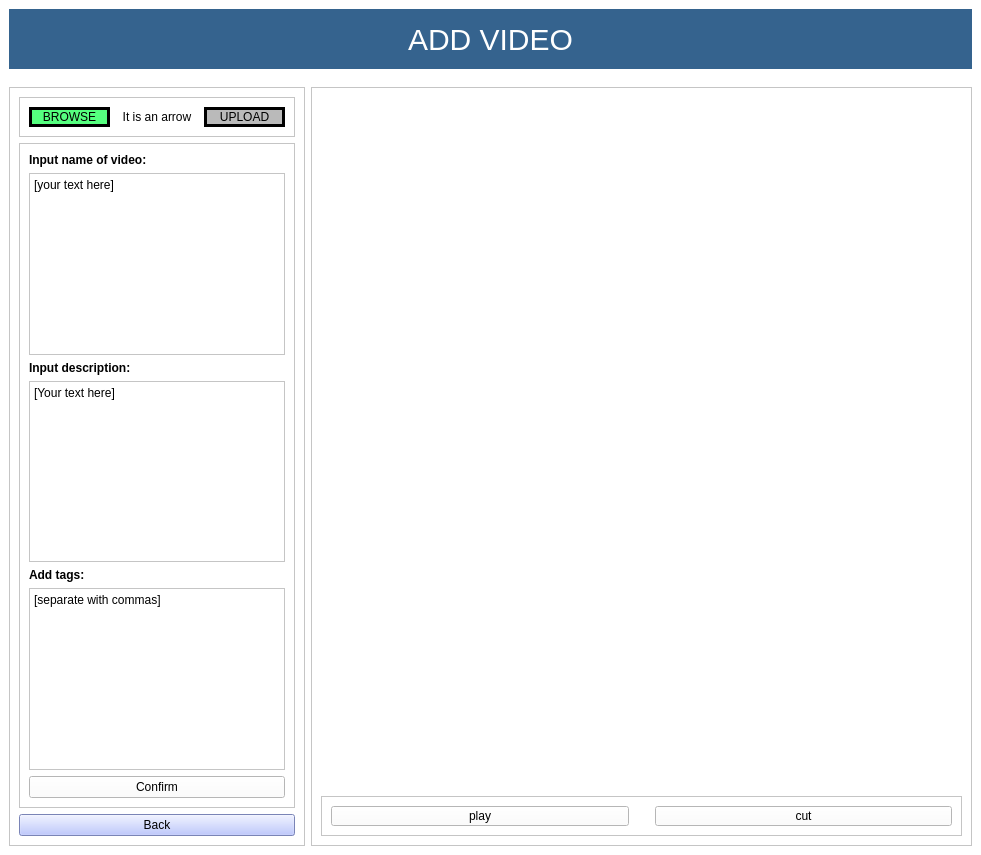
Before: the Qt Designer form copyclare/ui/video_addition.ui in MotionInput/Team14-CopyClare, drawn with Qt 5.
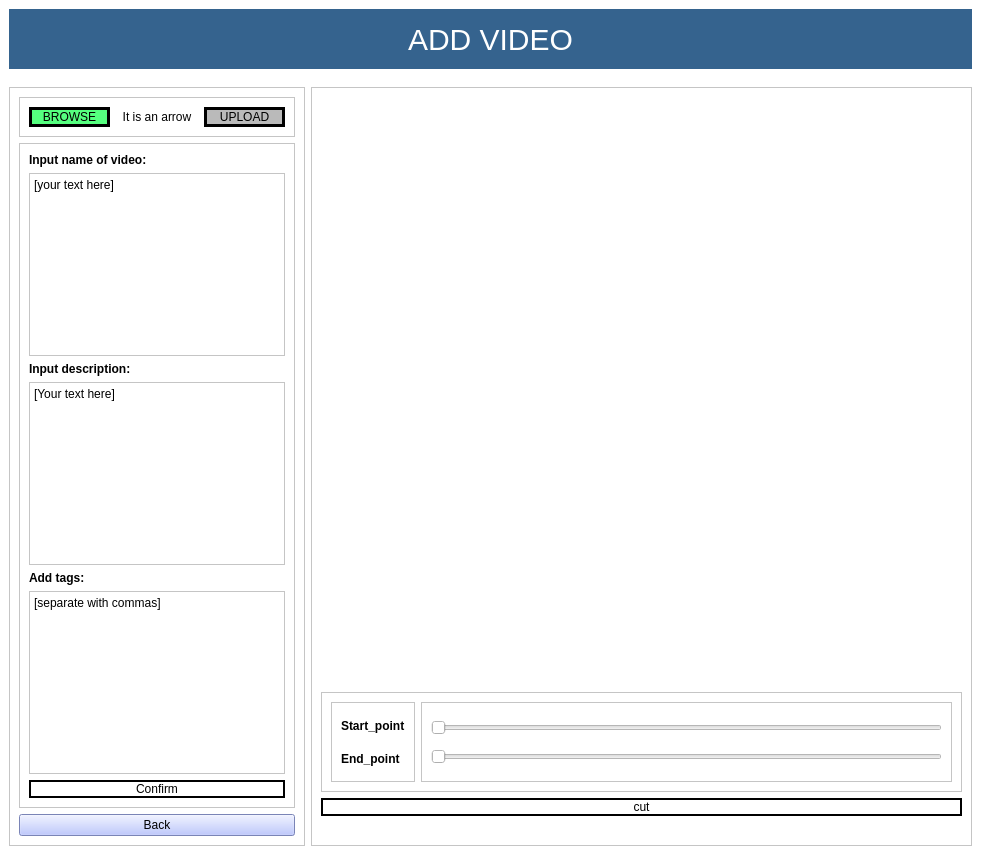
After: the same form once the commit is applied.

Commit message: image finally show up

```diff
--- a/copyclare/ui/video_addition.ui
+++ b/copyclare/ui/video_addition.ui
@@ -361,6 +361,9 @@
                </item>
                <item>
                 <widget class="QPushButton" name="confirm_button">
+                 <property name="styleSheet">
+                  <string notr="true">border: 2px solid;</string>
+                 </property>
                  <property name="text">
                   <string>Confirm</string>
                  </property>
@@ -415,30 +418,23 @@
             </item>
             <item>
              <widget class="QLabel" name="video">
+              <property name="minimumSize">
+               <size>
+                <width>0</width>
+                <height>350</height>
+               </size>
+              </property>
               <property name="text">
                <string/>
               </property>
              </widget>
             </item>
             <item>
-             <spacer name="horizontalSpacer_3">
-              <property name="orientation">
-               <enum>Qt::Horizontal</enum>
-              </property>
-              <property name="sizeHint" stdset="0">
-               <size>
-                <width>40</width>
-                <height>20</height>
-               </size>
-              </property>
-             </spacer>
-            </item>
-            <item>
-             <widget class="QFrame" name="video_button_frame">
+             <widget class="QFrame" name="slider">
               <property name="maximumSize">
                <size>
                 <width>16777215</width>
-                <height>40</height>
+                <height>100</height>
                </size>
               </property>
               <property name="frameShape">
@@ -449,35 +445,108 @@
               </property>
               <layout class="QHBoxLayout" name="horizontalLayout_4">
                <item>
-                <widget class="QPushButton" name="play_button">
-                 <property name="text">
-                  <string>play</string>
-                 </property>
-                </widget>
-               </item>
-               <item>
-                <spacer name="verticalSpacer">
-                 <property name="orientation">
-                  <enum>Qt::Vertical</enum>
-                 </property>
-                 <property name="sizeHint" stdset="0">
+                <widget class="QFrame" name="Slider_title">
+                 <property name="maximumSize">
                   <size>
-                   <width>20</width>
-                   <height>40</height>
+                   <width>100</width>
+                   <height>16777215</height>
                   </size>
                  </property>
-                </spacer>
+                 <property name="frameShape">
+                  <enum>QFrame::StyledPanel</enum>
+                 </property>
+                 <property name="frameShadow">
+                  <enum>QFrame::Raised</enum>
+                 </property>
+                 <layout class="QVBoxLayout" name="verticalLayout_5">
+                  <item>
+                   <widget class="QLabel" name="Start">
+                    <property name="font">
+                     <font>
+                      <pointsize>9</pointsize>
+                      <weight>75</weight>
+                      <bold>true</bold>
+                     </font>
+                    </property>
+                    <property name="text">
+                     <string>Start_point</string>
+                    </property>
+                   </widget>
+                  </item>
+                  <item>
+                   <widget class="QLabel" name="End">
+                    <property name="font">
+                     <font>
+                      <weight>75</weight>
+                      <bold>true</bold>
+                     </font>
+                    </property>
+                    <property name="text">
+                     <string>End_point</string>
+                    </property>
+                   </widget>
+                  </item>
+                 </layout>
+                </widget>
                </item>
                <item>
-                <widget class="QPushButton" name="cut_button">
-                 <property name="text">
-                  <string>cut</string>
+                <widget class="QFrame" name="Slider_frame">
+                 <property name="frameShape">
+                  <enum>QFrame::StyledPanel</enum>
                  </property>
+                 <property name="frameShadow">
+                  <enum>QFrame::Raised</enum>
+                 </property>
+                 <layout class="QVBoxLayout" name="verticalLayout_6">
+                  <item>
+                   <widget class="QSlider" name="end_slider">
+                    <property name="orientation">
+                     <enum>Qt::Horizontal</enum>
+                    </property>
+                   </widget>
+                  </item>
+                  <item>
+                   <widget class="QSlider" name="start_slider">
+                    <property name="orientation">
+                     <enum>Qt::Horizontal</enum>
+                    </property>
+                   </widget>
+                  </item>
+                 </layout>
                 </widget>
                </item>
               </layout>
              </widget>
             </item>
+            <item>
+             <widget class="QPushButton" name="cut_button">
+              <property name="maximumSize">
+               <size>
+                <width>700</width>
+                <height>16777215</height>
+               </size>
+              </property>
+              <property name="styleSheet">
+               <string notr="true">border: 2px solid;</string>
+              </property>
+              <property name="text">
+               <string>cut</string>
+              </property>
+             </widget>
+            </item>
+            <item>
+             <spacer name="horizontalSpacer_3">
+              <property name="orientation">
+               <enum>Qt::Horizontal</enum>
+              </property>
+              <property name="sizeHint" stdset="0">
+               <size>
+                <width>40</width>
+                <height>20</height>
+               </size>
+              </property>
+             </spacer>
+            </item>
            </layout>
           </widget>
          </item>
```
The commit also changes 1 other file.
